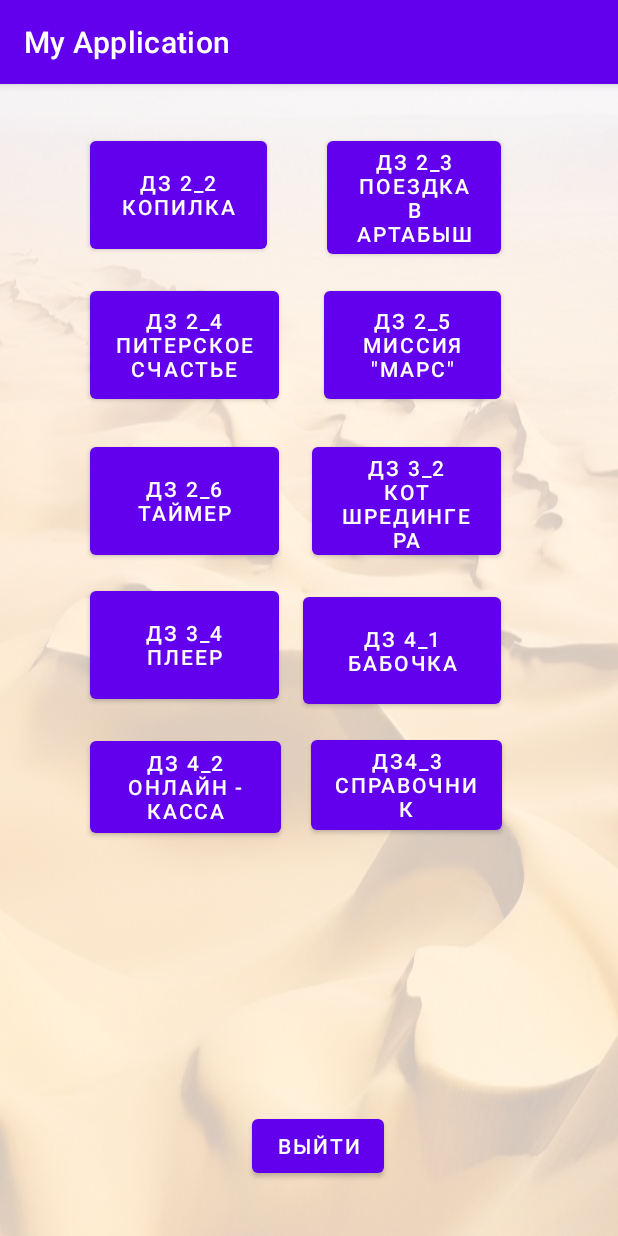
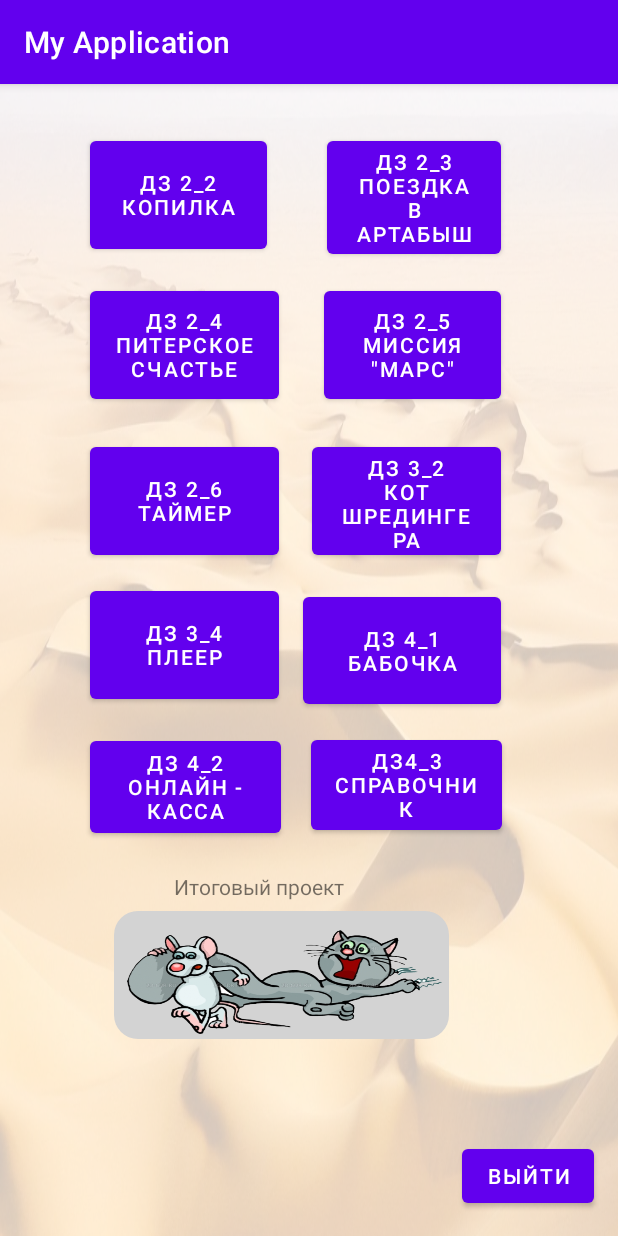
Before and after one commit to chmonyya/All_DZ, an Android app: the screen it shows after launch (MainActivity), on a phone screen of 412 x 824 dp. Run offline under Robolectric (Android 15) with nearby library versions, the phone set to English and light mode, and no system bars.

Commit message:
проект ожил

```diff
--- a/app/src/main/AndroidManifest.xml
+++ b/app/src/main/AndroidManifest.xml
@@ -11,6 +11,9 @@
         android:supportsRtl="true"
         android:theme="@style/Theme.MyApplication"
         tools:targetApi="31">
+        <activity
+            android:name=".Itog"
+            android:exported="false" />
         <activity
             android:name=".dz432"
             android:exported="false" />
--- a/app/src/main/res/layout/activity_main.xml
+++ b/app/src/main/res/layout/activity_main.xml
@@ -4,8 +4,9 @@
     xmlns:tools="http://schemas.android.com/tools"
     android:layout_width="match_parent"
     android:layout_height="match_parent"
-    tools:context=".MainActivity"
-    android:background="@drawable/fon">
+    android:background="@drawable/fon"
+    android:onClick="onClickItog"
+    tools:context=".MainActivity">
 
     <Button
         android:id="@+id/dz3_4"
@@ -88,8 +89,8 @@
         android:id="@+id/close"
         android:layout_width="wrap_content"
         android:layout_height="wrap_content"
-        android:layout_marginEnd="156dp"
-        android:layout_marginBottom="36dp"
+        android:layout_marginEnd="16dp"
+        android:layout_marginBottom="16dp"
         android:onClick="exit"
         android:text="Выйти"
         app:layout_constraintBottom_toBottomOf="parent"
@@ -128,4 +129,29 @@
         app:layout_constraintStart_toEndOf="@+id/dz4_2"
         app:layout_constraintTop_toBottomOf="@+id/dz4_1" />
 
+
+    <TextView
+        android:id="@+id/textView9"
+        android:layout_width="146dp"
+        android:layout_height="22dp"
+        android:layout_marginStart="116dp"
+        android:layout_marginTop="20dp"
+        android:text="Итоговый проект"
+        app:layout_constraintStart_toStartOf="parent"
+        app:layout_constraintTop_toBottomOf="@+id/dz4_2" />
+
+    <ImageButton
+        android:id="@+id/imageButton"
+        android:layout_width="223dp"
+        android:layout_height="85dp"
+        android:layout_marginStart="76dp"
+        android:layout_marginTop="4dp"
+        android:onClick="onClickItog"
+        android:scaleType="fitXY"
+        app:layout_constraintStart_toStartOf="parent"
+        app:layout_constraintTop_toBottomOf="@+id/textView9"
+        app:srcCompat="@drawable/itoglogo"
+        android:background="@drawable/shape_431"
+        />
+
 </androidx.constraintlayout.widget.ConstraintLayout>
```
Also changed, not shown: app/src/main/java/ru/sinergy/myapplication/Cat.java (added, +25 -0 lines), app/src/main/java/ru/sinergy/myapplication/Entity.java (added, +11 -0 lines), app/src/main/java/ru/sinergy/myapplication/GameView.java (added, +161 -0 lines), app/src/main/java/ru/sinergy/myapplication/Itog.java (added, +74 -0 lines), app/src/main/java/ru/sinergy/myapplication/MainActivity.java (+5 -2 lines), app/src/main/java/ru/sinergy/myapplication/Mouse.java (added, +49 -0 lines), app/src/main/res/layout/itog.xml (added, +43 -0 lines), app/src/main/res/drawable/cat.png (added), app/src/main/res/drawable/cheese.jpg (added), app/src/main/res/drawable/itog_logo.jpg (added), app/src/main/res/drawable/itoglogo.png (added), app/src/main/res/drawable/mouse.png (added).
